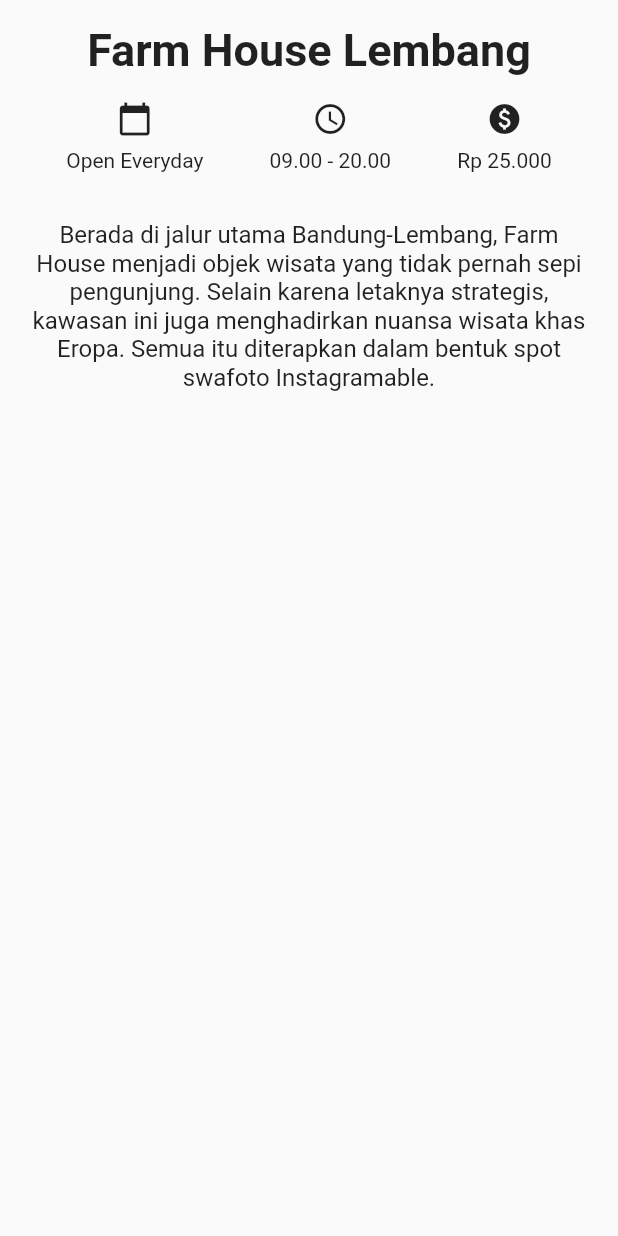
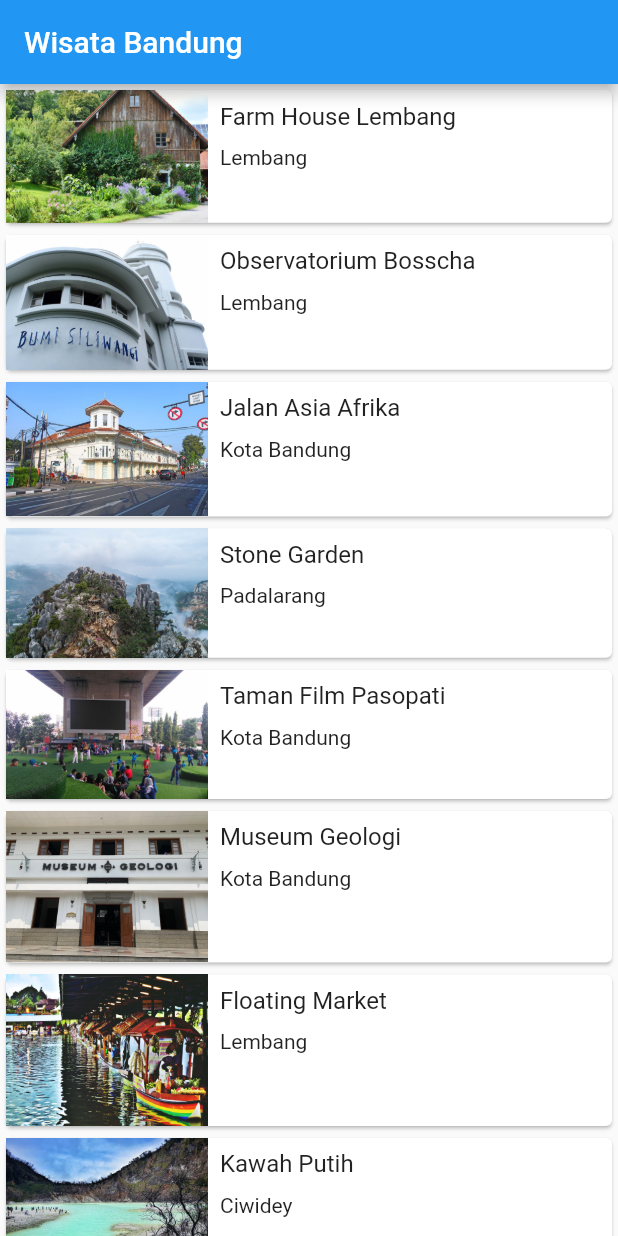
Before and after one commit to PratamaHeldiTio/wisata_bandung, a Flutter app: the screen it shows after launch, on a phone screen of 412 x 824 dp. Run offline on Flutter 3.47's test engine with Material 2 defaults, Android fonts, the phone set to English and light mode, and no system bars.

Commit message:
finish colab 3

```diff
--- /dev/null
+++ b/lib/detail_screen.dart
@@ -0,0 +1,150 @@
+import 'package:flutter/material.dart';
+import 'package:wisata_bandung/model/tourism_place.dart';
+
+var textInformationStyle = TextStyle(fontFamily: 'Oxygen');
+
+// class detail screen
+
+class DetailScreen extends StatelessWidget {
+  final TourismPlace place;
+
+  DetailScreen({required this.place});
+
+  @override
+  Widget build(BuildContext context) {
+    return Scaffold(
+      body: SingleChildScrollView(
+        child: Column(
+          crossAxisAlignment: CrossAxisAlignment.stretch,
+          children: <Widget>[
+            Stack(
+              children: <Widget>[
+                Image.asset(place.imageAsset),
+                SafeArea(
+                  child: Padding(
+                    padding: const EdgeInsets.all(8.0),
+                    child: Row(
+                      mainAxisAlignment: MainAxisAlignment.spaceBetween,
+                      children: [
+                        CircleAvatar(
+                          backgroundColor: Colors.grey,
+                          child: IconButton(
+                            icon: Icon(
+                              Icons.arrow_back,
+                              color: Colors.white,
+                            ),
+                            onPressed: () {
+                              Navigator.pop(context);
+                            },
+                          ),
+                        ),
+                        FavoriteButton(),
+                      ],
+                    ),
+                  ),
+                ),
+              ],
+            ),
+            Container(
+              margin: EdgeInsets.only(top: 16.0),
+              child: Text(
+                place.name,
+                textAlign: TextAlign.center,
+                style: TextStyle(
+                  fontSize: 30.0,
+                  fontFamily: 'Staatliches',
+                ),
+              ),
+            ),
+            Container(
+              margin: EdgeInsets.symmetric(vertical: 16.0),
+              child: Row(
+                mainAxisAlignment: MainAxisAlignment.spaceEvenly,
+                children: <Widget>[
+                  Column(
+                    children: <Widget>[
+                      Icon(Icons.calendar_today),
+                      SizedBox(height: 8.0),
+                      Text(
+                        place.openDays,
+                        style: textInformationStyle,
+                      ),
+                    ],
+                  ),
+                  Column(
+                    children: <Widget>[
+                      Icon(Icons.access_time),
+                      SizedBox(height: 8.0),
+                      Text(
+                        place.openTime,
+                        style: textInformationStyle,
+                      ),
+                    ],
+                  ),
+                  Column(
+                    children: <Widget>[
+                      Icon(Icons.monetization_on),
+                      SizedBox(height: 8.0),
+                      Text(
+                        place.ticketPrice,
+                        style: textInformationStyle,
+                      ),
+                    ],
+                  ),
+                ],
+              ),
+            ),
+            Container(
+              padding: EdgeInsets.all(16.0),
+              child: Text(
+                place.description,
+                textAlign: TextAlign.center,
+                style: TextStyle(
+                  fontSize: 16.0,
+                  fontFamily: 'Oxygen',
+                ),
+              ),
+            ),
+            Container(
+              height: 150,
+              child: ListView(
+                scrollDirection: Axis.horizontal,
+                children: place.imageUrls.map((url) {
+                  return Padding(
+                    padding: const EdgeInsets.all(4.0),
+                    child: ClipRRect(
+                      borderRadius: BorderRadius.circular(10),
+                      child: Image.network(url),
+                    ),
+                  );
+                }).toList(),
+              ),
+            ),
+          ],
+        ),
+      ),
+    );
+  }
+}
+
+class FavoriteButton extends StatefulWidget {
+  @override
+  _FavoriteButton createState() => _FavoriteButton();
+}
+
+class _FavoriteButton extends State<FavoriteButton> {
+  bool isFavorite = false;
+  @override
+  Widget build(BuildContext context) {
+    return IconButton(
+        icon: Icon(
+          isFavorite ? Icons.favorite : Icons.favorite_border,
+          color: Colors.red,
+        ),
+        onPressed: () {
+          setState(() {
+            isFavorite = !isFavorite;
+          });
+        });
+  }
+}
--- a/lib/main.dart
+++ b/lib/main.dart
@@ -1,4 +1,6 @@
 import 'package:flutter/material.dart';
+import 'package:wisata_bandung/detail_screen.dart';
+import 'package:wisata_bandung/main_screen.dart';
 
 void main() => runApp(MyApp());
 
@@ -8,93 +10,7 @@ class MyApp extends StatelessWidget {
     return MaterialApp(
       title: 'Wisata Bandung',
       theme: ThemeData(),
-      home: DetailScreen(),
+      home: MainScreen(),
     );
   }
 }
-
-// class detail screen
-class DetailScreen extends StatelessWidget {
-  @override
-  Widget build(BuildContext context) {
-    return Scaffold(
-        body: SafeArea(
-            child: Column(
-      crossAxisAlignment: CrossAxisAlignment.stretch,
-      children: <Widget>[Title(), TourInformation(), Description()],
-    )));
-  }
-}
-
-// class Title
-class Title extends StatelessWidget {
-  @override
-  Widget build(BuildContext context) {
-    return Container(
-      margin: EdgeInsets.only(top: 16.0),
-      child: Text(
-        'Farm House Lembang',
-        textAlign: TextAlign.center,
-        style: TextStyle(
-          fontSize: 30.0,
-          fontWeight: FontWeight.bold,
-        ),
-      ),
-    );
-  }
-}
-
-// class tour information
-class TourInformation extends StatelessWidget {
-  @override
-  Widget build(BuildContext context) {
-    return Container(
-      margin: EdgeInsets.symmetric(vertical: 16.0),
-      child: Row(
-          mainAxisAlignment: MainAxisAlignment.spaceEvenly,
-          children: <Widget>[
-            Column(
-              children: <Widget>[
-                Icon(Icons.calendar_today),
-                SizedBox(
-                  height: 8.0,
-                ),
-                Text('Open Everyday'),
-              ],
-            ),
-            Column(
-              children: <Widget>[
-                Icon(Icons.schedule),
-                SizedBox(
-                  height: 8.0,
-                ),
-                Text('09.00 - 20.00'),
-              ],
-            ),
-            Column(
-              children: <Widget>[
-                Icon(Icons.paid),
-                SizedBox(
-                  height: 8.0,
-                ),
-                Text('Rp 25.000'),
-              ],
-            ),
-          ]),
-    );
-  }
-}
-
-class Description extends StatelessWidget {
-  @override
-  Widget build(BuildContext context) {
-    return Container(
-      padding: EdgeInsets.all(16.0),
-      child: Text(
-        'Berada di jalur utama Bandung-Lembang, Farm House menjadi objek wisata yang tidak pernah sepi pengunjung. Selain karena letaknya strategis, kawasan ini juga menghadirkan nuansa wisata khas Eropa. Semua itu diterapkan dalam bentuk spot swafoto Instagramable.',
-        textAlign: TextAlign.center,
-        style: TextStyle(fontSize: 16.0),
-      ),
-    );
-  }
-}
--- /dev/null
+++ b/lib/main_screen.dart
@@ -0,0 +1,54 @@
+import 'package:flutter/material.dart';
+import 'package:wisata_bandung/detail_screen.dart';
+import 'package:wisata_bandung/model/tourism_place.dart';
+
+class MainScreen extends StatelessWidget {
+  @override
+  Widget build(BuildContext context) {
+    return Scaffold(
+        appBar: AppBar(
+          title: Text('Wisata Bandung'),
+        ),
+        body: ListView.builder(
+          itemBuilder: (context, index) {
+            final TourismPlace place = tourismPlaceList[index];
+            return InkWell(
+                onTap: () {
+                  Navigator.push(context, MaterialPageRoute(builder: (context) {
+                    return DetailScreen(place: place);
+                  }));
+                },
+                child: Card(
+                  child: Row(
+                    crossAxisAlignment: CrossAxisAlignment.start,
+                    children: <Widget>[
+                      Expanded(
+                        child: Image.asset(place.imageAsset),
+                        flex: 1,
+                      ),
+                      Expanded(
+                        flex: 2,
+                        child: Padding(
+                          padding: const EdgeInsets.all(8.0),
+                          child: Column(
+                            crossAxisAlignment: CrossAxisAlignment.start,
+                            mainAxisSize: MainAxisSize.min,
+                            children: <Widget>[
+                              Text(place.name,
+                                  style: TextStyle(fontSize: 16.0)),
+                              SizedBox(
+                                height: 10,
+                              ),
+                              Text(place.location)
+                            ],
+                          ),
+                        ),
+                      )
+                    ],
+                  ),
+                ));
+          },
+          itemCount: tourismPlaceList.length,
+        ));
+  }
+}
--- /dev/null
+++ b/lib/model/tourism_place.dart
@@ -0,0 +1,159 @@
+class TourismPlace {
+  String name;
+  String location;
+  String description;
+  String openDays;
+  String openTime;
+  String ticketPrice;
+  String imageAsset;
+  List<String> imageUrls;
+
+  TourismPlace({
+    required this.name,
+    required this.location,
+    required this.description,
+    required this.openDays,
+    required this.openTime,
+    required this.ticketPrice,
+    required this.imageAsset,
+    required this.imageUrls,
+  });
+}
+
+var tourismPlaceList = [
+  TourismPlace(
+    name: 'Farm House Lembang',
+    location: 'Lembang',
+    description:
+        'Berada di jalur utama Bandung-Lembang, Farm House menjadi objek wisata yang tidak pernah sepi pengunjung. Selain karena letaknya strategis, kawasan ini juga menghadirkan nuansa wisata khas Eropa. Semua itu diterapkan dalam bentuk spot swafoto Instagramable.',
+    openDays: 'Open Everyday',
+    openTime: '09:00 - 20:00',
+    ticketPrice: 'Rp 25000',
+    imageAsset: 'assets/images/farm-house.jpg',
+    imageUrls: [
+      'https://media-cdn.tripadvisor.com/media/photo-s/0d/7c/59/70/farmhouse-lembang.jpg',
+      'https://media-cdn.tripadvisor.com/media/photo-w/13/f0/22/f6/photo3jpg.jpg',
+      'https://media-cdn.tripadvisor.com/media/photo-m/1280/16/a9/33/43/liburan-di-farmhouse.jpg'
+    ],
+  ),
+  TourismPlace(
+    name: 'Observatorium Bosscha',
+    location: 'Lembang',
+    description:
+        'Memiliki beberapa teleskop, antara lain, Refraktor Ganda Zeiss, Schmidt Bimasakti, Refraktor Bamberg, Cassegrain GOTO, dan Teleskop Surya. Refraktor Ganda Zeiss adalah jenis teleskop terbesar untuk meneropong bintang. Benda ini diletakkan pada atap kubah sehingga saat teropong digunakan, atap tersebut harus dibuka. Observatorium Bosscha boleh dikunjungi oleh siapa pun, tanpa tiket. Namun, bagi yang ingin menggunakan teleskop Zeiss, wajib mendaftarkan diri. Untuk instansi atau lembaga pendidikan, diberikan jadwal hari Selasa sampai Jumat. Sementara itu, kunjungan individu dibuka setiap hari Sabtu.',
+    openDays: 'Open Tuesday - Saturday',
+    openTime: '09:00 - 14:30',
+    ticketPrice: 'Rp 20000',
+    imageAsset: 'assets/images/bosscha.jpg',
+    imageUrls: [
+      'https://media-cdn.tripadvisor.com/media/photo-o/12/6b/63/0b/bosscha-observatory.jpg',
+      'https://media-cdn.tripadvisor.com/media/photo-p/0d/6a/88/9b/photo3jpg.jpg',
+      'https://media-cdn.tripadvisor.com/media/photo-o/11/3f/04/39/p-20171111-110220-largejpg.jpg',
+    ],
+  ),
+  TourismPlace(
+    name: 'Jalan Asia Afrika',
+    location: 'Kota Bandung',
+    description:
+        'Jalan Asia Afrika di Bandung memiliki kaitan yang sangat erat dengan pendirian kota Kembang ini. Karena pada saat itu, Gubernur Jenderal Herman Willem Deaendels dari Belanda menancapkan tongkatnya saat memerintahkan pendirian kota ini, yang kemudian diabadikan menjadi tugu Bandung Nol Kilometer.',
+    openDays: 'Open Everyday',
+    openTime: '24 hours',
+    ticketPrice: 'Free',
+    imageAsset: 'assets/images/jalan-asia-afrika.jpg',
+    imageUrls: [
+      'https://media-cdn.tripadvisor.com/media/photo-o/0d/c2/e7/e6/quotes-kota-bandung.jpg',
+      'https://media-cdn.tripadvisor.com/media/photo-w/17/f4/44/01/jalan-asia-afrika.jpg',
+      'https://media-cdn.tripadvisor.com/media/photo-s/0a/ef/36/e2/jalan-asia-afrika.jpg',
+    ],
+  ),
+  TourismPlace(
+    name: 'Stone Garden',
+    location: 'Padalarang',
+    description:
+        'Stone Garden atau Taman Batu di Padalarang – Bandung ini adalah nama secara harafiah untuk apa yang akan kita lihat jika berada di sana. Hamparan batu yang artistik membuat kita merasa tidak sedang berada di Bandung, apalagi di Padalarang. Hamparan batu yang dimaksud bukan terhampar begitu saja di atas tanah luas yang menjadi permukaannya. Batu-batu besar yang ukuran pastinya bervariasi tersusun seperti memiliki suatu formasi matematis.',
+    openDays: 'Open Everyday',
+    openTime: '06:00 - 17:00',
+    ticketPrice: 'Rp 3000',
+    imageAsset: 'assets/images/stone-garden.jpg',
+    imageUrls: [
+      'https://media-cdn.tripadvisor.com/media/photo-o/15/01/d7/4b/p-20180510-153310-01.jpg',
+      'https://media-cdn.tripadvisor.com/media/photo-w/15/68/00/32/stone-garden-citatah.jpg',
+      'https://media-cdn.tripadvisor.com/media/photo-o/0d/a2/cb/05/stone-garden-citatah.jpg',
+    ],
+  ),
+  TourismPlace(
+    name: 'Taman Film Pasopati',
+    location: 'Kota Bandung',
+    description:
+        'Menjadi salah satu tempat wisata di Bandung yang favorit, tentu Taman Film ini memiliki fasilitas cukup memadai. Pemberian fasilitas ini memiliki harapan para pengunjung akan merasa nyaman dan tak segan2 untuk kembali berkunjung terus menerus kesini. Beberapa fasilitas taman yang bisa kamu nikmati diantaranya seperti layar videotron besar berukuran 4×8 untuk memutar berbagai macam pilihan film seperti Film Indonesia, Bollywood, Korea, ataupun Indie Bandung.',
+    openDays: 'Open Everyday',
+    openTime: '24 hours',
+    ticketPrice: 'Free',
+    imageAsset: 'assets/images/taman-film.jpg',
+    imageUrls: [
+      'https://media-cdn.tripadvisor.com/media/photo-o/08/8b/87/50/bandung-movie-park.jpg',
+      'https://media-cdn.tripadvisor.com/media/photo-o/17/67/d5/53/img-20190505-114509-largejpg.jpg',
+      'https://media-cdn.tripadvisor.com/media/photo-w/09/73/33/05/taman-film-pasopati.jpg',
+    ],
+  ),
+  TourismPlace(
+    name: 'Museum Geologi',
+    location: 'Kota Bandung',
+    description:
+        'Museum Geologi didirikan pada tanggal 16 Mei 1929. Museum ini telah direnovasi dengan dana bantuan dari JICA (Japan International Cooperation Agency). Setelah mengalami renovasi, Museum Geologi dibuka kembali dan diresmikan oleh Wakil Presiden RI, Megawati Soekarnoputri pada tanggal 23 Agustus 2000. Sebagai salah satu monumen bersejarah, museum berada di bawah perlindungan pemerintah dan merupakan peninggalan nasional. Dalam Museum ini, tersimpan dan dikelola materi-materi geologi yang berlimpah, seperti fosil, batuan, mineral. Kesemuanya itu dikumpulkan selama kerja lapangan di Indonesia sejak 1850.',
+    openDays: 'Open Saturday - Thursday',
+    openTime: '09:00 - 15:30',
+    ticketPrice: 'Rp 3000',
+    imageAsset: 'assets/images/museum-geologi.jpg',
+    imageUrls: [
+      'https://media-cdn.tripadvisor.com/media/photo-w/19/1c/8e/f7/geology-museum.jpg',
+      'https://media-cdn.tripadvisor.com/media/photo-o/11/a7/35/b7/geology-museum.jpg',
+      'https://media-cdn.tripadvisor.com/media/photo-s/1a/55/e0/dc/geology-museum.jpg',
+    ],
+  ),
+  TourismPlace(
+    name: 'Floating Market',
+    location: 'Lembang',
+    description:
+        'Tempat wisata ini sepertinya memang ditujukan untuk wisata keluarga di Bandung. Di sini kita bisa menikmati suasana kawasan yang tertata rapi dan alami. Pada awalnya, floating market Lembang tidak begitu luas. Tapi sekarang sudah ekspansi dan memiliki banyak objek menarik baru. Nama floating market ini sepertinya merujuk pada stand tempat jualan makanan yang berada dalam perahu.',
+    openDays: 'Open Everyday',
+    openTime: '09:00 - 17:00',
+    ticketPrice: 'Rp 20000',
+    imageAsset: 'assets/images/floating-market.png',
+    imageUrls: [
+      'https://media-cdn.tripadvisor.com/media/photo-o/17/f9/ff/f8/floating-market-bandung.jpg',
+      'https://media-cdn.tripadvisor.com/media/photo-p/1a/86/d3/cd/20200103-125059-largejpg.jpg',
+      'https://media-cdn.tripadvisor.com/media/photo-p/19/ce/b4/9b/img20181224120857-largejpg.jpg',
+    ],
+  ),
+  TourismPlace(
+    name: 'Kawah Putih',
+    location: 'Ciwidey',
+    description:
+        'Kawah Putih adalah tempat wisata di Bandung yang paling terkenal. Berlokasi di Ciwidey, Jawa Barat, kurang lebih sekitar 50 KM arah selatan kota Bandung, Kawah Putih adalah sebuah danau yang terbentuk akibat dari letusan Gunung Patuha. Sesuai dengan namanya, tanah yang ada di kawasan ini berwarna putih akibat dari pencampuran unsur belerang.',
+    openDays: 'Open Everyday',
+    openTime: '07:00 - 17:00',
+    ticketPrice: 'Rp 15000',
+    imageAsset: 'assets/images/kawah-putih.jpg',
+    imageUrls: [
+      'https://media-cdn.tripadvisor.com/media/photo-o/0b/6e/7c/ce/rocks-sticking-out-of.jpg',
+      'https://media-cdn.tripadvisor.com/media/photo-p/0b/35/30/14/white-crater.jpg',
+      'https://media-cdn.tripadvisor.com/media/photo-o/0a/8b/9a/79/2945-t00572-www-initempatwisat.jpg',
+    ],
+  ),
+  TourismPlace(
+    name: 'Ranca Upas',
+    location: 'Ciwidey',
+    description:
+        'Ranca Upas Ciwidey adalah kawasan bumi perkemahan di bawah pengelolaan perhutani. Tempat ini berada di kawasan wisata Bandung Selatan, satu lokasi dengan kawah putih, kolam Cimanggu dan situ Patenggang. Banyak hal yang bisa dilakukan di kawasan wisata ini, seperti berkemah, berinteraksi dengan rusa, sampai bermain di water park dan mandi air panas.',
+    openDays: 'Open Everyday',
+    openTime: '24 hours',
+    ticketPrice: 'Rp 20000',
+    imageAsset: 'assets/images/ranca-upas.jpg',
+    imageUrls: [
+      'https://media-cdn.tripadvisor.com/media/photo-o/1a/e0/7f/9c/kampung-cai-ranca-upas.jpg',
+      'https://media-cdn.tripadvisor.com/media/photo-w/13/ee/2f/87/ranca-upas.jpg',
+      'https://media-cdn.tripadvisor.com/media/photo-w/13/ee/27/0a/ranca-upas.jpg',
+    ],
+  ),
+];
```
Also changed, not shown: pubspec.yaml (+10 -14 lines), assets/fonts/Oxygen/Oxygen-Regular.ttf (added), assets/fonts/Staatliches/Staatliches-Regular.ttf (added), assets/images/bosscha.jpg (added), assets/images/farm-house.jpg (added), assets/images/floating-market.png (added), assets/images/jalan-asia-afrika.jpg (added), assets/images/kawah-putih.jpg (added), assets/images/museum-geologi.jpg (added), assets/images/ranca-upas.jpg (added), assets/images/stone-garden.jpg (added), assets/images/taman-film.jpg (added), 17 other files.
